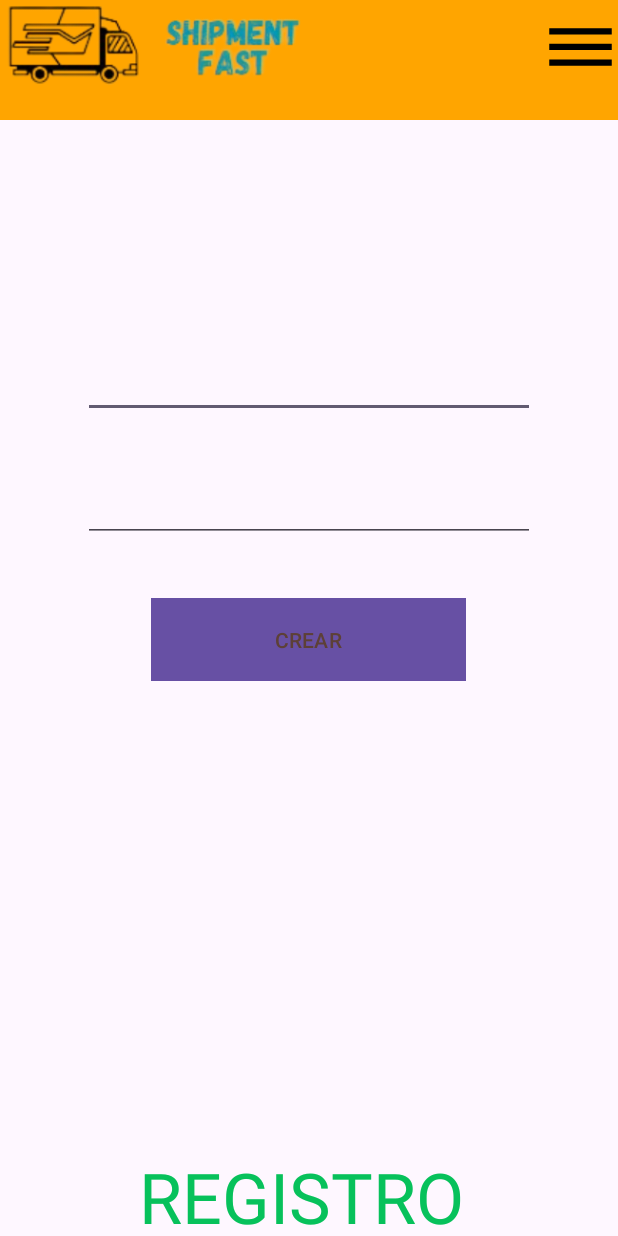
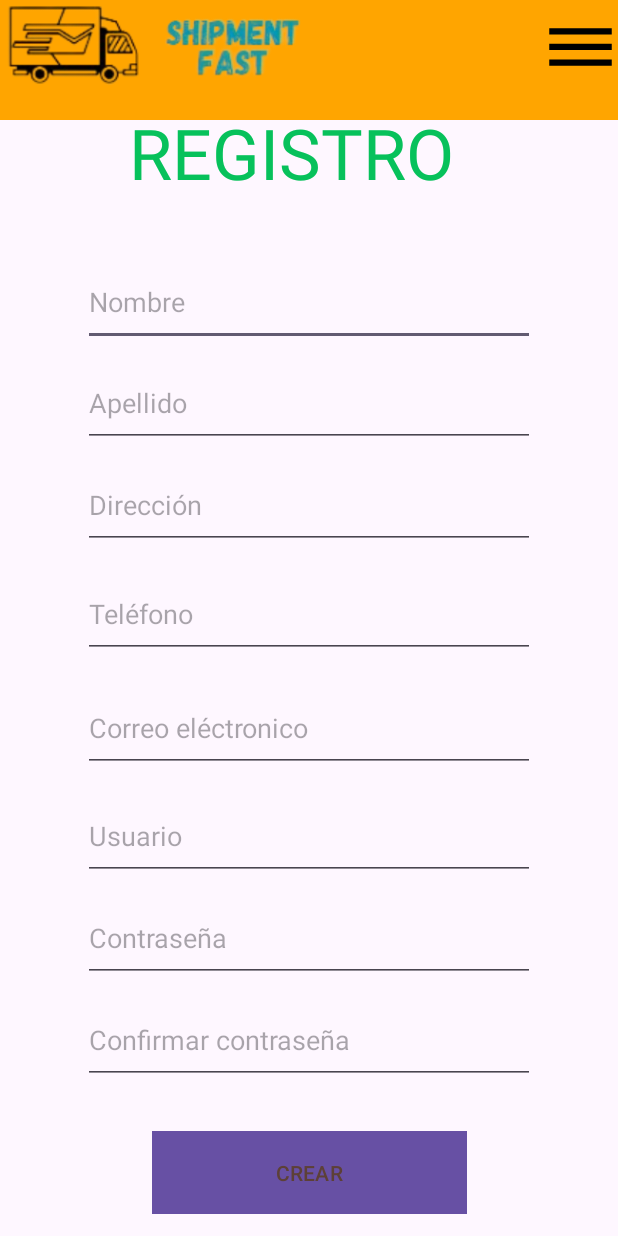
Before and after one commit to CBM2905/Envios, an Android app: the layout activity_signup.xml on its own in the app's theme, with its tools: preview values and no code run, on a phone screen of 412 x 824 dp. Run offline under Robolectric (Android 15) with nearby library versions, the phone set to English and light mode, and no system bars.

Commit message:
Update activity_signup.xml
botones registro

```diff
--- a/app/src/main/res/layout/activity_signup.xml
+++ b/app/src/main/res/layout/activity_signup.xml
@@ -6,6 +6,140 @@
     android:layout_width="match_parent"
     android:layout_height="match_parent"
     tools:context=".SignUpActivity">
+
+    <EditText
+        android:id="@+id/editTextPersonName"
+        android:layout_width="301dp"
+        android:layout_height="58dp"
+        android:ems="10"
+        android:hint="Nombre"
+        android:inputType="textPersonName"
+        app:layout_constraintBottom_toBottomOf="parent"
+        app:layout_constraintEnd_toEndOf="parent"
+        app:layout_constraintHorizontal_bias="0.502"
+        app:layout_constraintStart_toStartOf="parent"
+        app:layout_constraintTop_toTopOf="parent"
+        app:layout_constraintVertical_bias="0.225"
+        tools:ignore="SpeakableTextPresentCheck" />
+
+    <Button
+        android:id="@+id/buttonCreate"
+        android:layout_width="210dp"
+        android:layout_height="55dp"
+        android:background="#FFA500"
+        android:text="CREAR"
+        android:textColor="#5D4037"
+        app:layout_constraintBottom_toBottomOf="parent"
+        app:layout_constraintEnd_toEndOf="parent"
+        app:layout_constraintStart_toStartOf="parent"
+        app:layout_constraintTop_toTopOf="parent"
+        app:layout_constraintVertical_bias="0.981" />
+
+    <EditText
+        android:id="@+id/editTextTextPassword"
+        android:layout_width="301dp"
+        android:layout_height="58dp"
+        android:ems="10"
+        android:hint="Contraseña"
+        android:inputType="textPassword"
+        app:layout_constraintBottom_toBottomOf="parent"
+        app:layout_constraintEnd_toEndOf="parent"
+        app:layout_constraintHorizontal_bias="0.502"
+        app:layout_constraintStart_toStartOf="parent"
+        app:layout_constraintTop_toTopOf="parent"
+        app:layout_constraintVertical_bias="0.779"
+        tools:ignore="SpeakableTextPresentCheck" />
+
+    <EditText
+        android:id="@+id/editTextPasswordVerify"
+        android:layout_width="301dp"
+        android:layout_height="58dp"
+        android:ems="10"
+        android:hint="Confirmar contraseña"
+        android:inputType="textPassword"
+        app:layout_constraintBottom_toBottomOf="parent"
+        app:layout_constraintEnd_toEndOf="parent"
+        app:layout_constraintHorizontal_bias="0.502"
+        app:layout_constraintStart_toStartOf="parent"
+        app:layout_constraintTop_toTopOf="parent"
+        app:layout_constraintVertical_bias="0.868"
+        tools:ignore="SpeakableTextPresentCheck" />
+
+    <EditText
+        android:id="@+id/editTextTextEmailAddress"
+        android:layout_width="301dp"
+        android:layout_height="58dp"
+        android:ems="10"
+        android:hint="Correo eléctronico"
+        android:inputType="textEmailAddress"
+        app:layout_constraintBottom_toBottomOf="parent"
+        app:layout_constraintEnd_toEndOf="parent"
+        app:layout_constraintHorizontal_bias="0.502"
+        app:layout_constraintStart_toStartOf="parent"
+        app:layout_constraintTop_toTopOf="parent"
+        app:layout_constraintVertical_bias="0.596"
+        tools:ignore="SpeakableTextPresentCheck" />
+
+    <EditText
+        android:id="@+id/editTextUser"
+        android:layout_width="301dp"
+        android:layout_height="58dp"
+        android:ems="10"
+        android:hint="Usuario"
+        android:inputType="text"
+        app:layout_constraintBottom_toBottomOf="parent"
+        app:layout_constraintEnd_toEndOf="parent"
+        app:layout_constraintHorizontal_bias="0.502"
+        app:layout_constraintStart_toStartOf="parent"
+        app:layout_constraintTop_toTopOf="parent"
+        app:layout_constraintVertical_bias="0.69"
+        tools:ignore="SpeakableTextPresentCheck" />
+
+    <EditText
+        android:id="@+id/editTextPhone"
+        android:layout_width="301dp"
+        android:layout_height="58dp"
+        android:ems="10"
+        android:hint="Teléfono"
+        android:inputType="text|phone"
+        app:layout_constraintBottom_toBottomOf="parent"
+        app:layout_constraintEnd_toEndOf="parent"
+        app:layout_constraintHorizontal_bias="0.502"
+        app:layout_constraintStart_toStartOf="parent"
+        app:layout_constraintTop_toTopOf="parent"
+        app:layout_constraintVertical_bias="0.497"
+        tools:ignore="SpeakableTextPresentCheck" />
+
+    <EditText
+        android:id="@+id/editTextAddress"
+        android:layout_width="301dp"
+        android:layout_height="58dp"
+        android:ems="10"
+        android:hint="Dirección"
+        android:inputType="textPostalAddress"
+        app:layout_constraintBottom_toBottomOf="parent"
+        app:layout_constraintEnd_toEndOf="parent"
+        app:layout_constraintHorizontal_bias="0.502"
+        app:layout_constraintStart_toStartOf="parent"
+        app:layout_constraintTop_toTopOf="parent"
+        app:layout_constraintVertical_bias="0.402"
+        tools:ignore="SpeakableTextPresentCheck" />
+
+    <EditText
+        android:id="@+id/editTextPersonLastName"
+        android:layout_width="301dp"
+        android:layout_height="58dp"
+        android:ems="10"
+        android:hint="Apellido"
+        android:inputType="textPersonName"
+        app:layout_constraintBottom_toBottomOf="parent"
+        app:layout_constraintEnd_toEndOf="parent"
+        app:layout_constraintHorizontal_bias="0.502"
+        app:layout_constraintStart_toStartOf="parent"
+        app:layout_constraintTop_toTopOf="parent"
+        app:layout_constraintVertical_bias="0.313"
+        tools:ignore="SpeakableTextPresentCheck" />
+
     <LinearLayout
         android:id="@+id/linearLayout3"
         android:layout_width="0dp"
@@ -41,56 +175,17 @@
         android:layout_width="227dp"
         android:layout_height="57dp"
         android:layout_marginTop="28dp"
+        android:layout_marginBottom="696dp"
         android:text="REGISTRO"
         android:textColor="#07C15B"
         android:textSize="46.4sp"
         app:layout_constraintBottom_toBottomOf="parent"
         app:layout_constraintEnd_toEndOf="parent"
+        app:layout_constraintHorizontal_bias="0.466"
         app:layout_constraintStart_toStartOf="parent"
         app:layout_constraintTop_toBottomOf="@+id/linearLayout"
         app:layout_constraintVertical_bias="0.007"
         tools:ignore="UnknownIdInLayout" />
 
-    <Button
-        android:id="@+id/buttonCreate"
-        android:layout_width="210dp"
-        android:layout_height="55dp"
-        android:background="#FFA500"
-        android:text="CREAR"
-        android:textColor="#5D4037"
-        app:layout_constraintBottom_toBottomOf="parent"
-        app:layout_constraintEnd_toEndOf="parent"
-        app:layout_constraintHorizontal_bias="0.497"
-        app:layout_constraintStart_toStartOf="parent"
-        app:layout_constraintTop_toTopOf="parent"
-        app:layout_constraintVertical_bias="0.519" />
-
-    <EditText
-        android:id="@+id/editTextTextEmailAddress"
-        android:layout_width="301dp"
-        android:layout_height="58dp"
-        android:ems="10"
-        android:inputType="textEmailAddress"
-        app:layout_constraintBottom_toBottomOf="parent"
-        app:layout_constraintEnd_toEndOf="parent"
-        app:layout_constraintHorizontal_bias="0.497"
-        app:layout_constraintStart_toStartOf="parent"
-        app:layout_constraintTop_toTopOf="parent"
-        app:layout_constraintVertical_bias="0.288"
-        tools:ignore="SpeakableTextPresentCheck" />
-
-    <EditText
-        android:id="@+id/editTextTextPassword"
-        android:layout_width="301dp"
-        android:layout_height="58dp"
-        android:ems="10"
-        android:inputType="textPassword"
-        app:layout_constraintBottom_toBottomOf="parent"
-        app:layout_constraintEnd_toEndOf="parent"
-        app:layout_constraintStart_toStartOf="parent"
-        app:layout_constraintTop_toTopOf="parent"
-        app:layout_constraintVertical_bias="0.396"
-        tools:ignore="SpeakableTextPresentCheck" />
-
 
 </androidx.constraintlayout.widget.ConstraintLayout>
```
